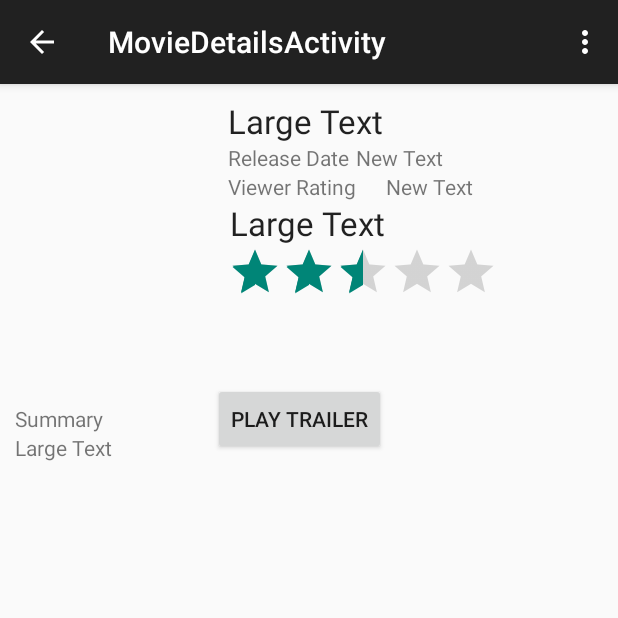
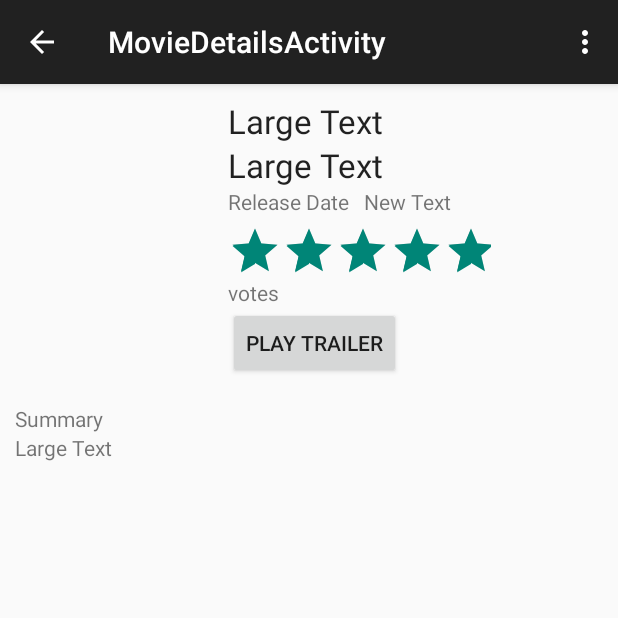
Before and after one commit to ndespain/MyMovies, an Android app: the MovieDetailsActivityFragment screen opened directly, with no data from a screen before it, on a phone screen of 412 x 824 dp, the top half of it. Run offline under Robolectric (Android 15) with nearby library versions, the phone set to English and light mode, and no system bars; our stand-ins replace Picasso; pictures from the network do not load; 13 statements that could not run were skipped.

Commit message:
Added more info to details

```diff
--- a/app/src/main/java/com/ndes/mymovies/MovieDetailsActivityFragment.java
+++ b/app/src/main/java/com/ndes/mymovies/MovieDetailsActivityFragment.java
@@ -11,6 +11,7 @@ import android.view.View;
 import android.view.ViewGroup;
 import android.widget.Button;
 import android.widget.ImageView;
+import android.widget.RatingBar;
 import android.widget.TextView;
 import android.widget.Toast;
 
@@ -110,6 +111,18 @@ public class MovieDetailsActivityFragment extends Fragment {
 //            mMovieData.setTrailers(movieData.getTrailers());
             Button button = (Button) getView().findViewById(R.id.trailer1);
 
+            TextView movieRating = (TextView) getView().findViewById(R.id.movieRating);
+            movieRating.setText(movieData.getRating());
+
+            TextView releaseDate = (TextView) getView().findViewById(R.id.releaseDate);
+            releaseDate.setText(movieData.getReleaseDate());
+
+            TextView voteCount = (TextView) getView().findViewById(R.id.viewerVoteCount);
+            voteCount.setText(movieData.getVoteAverage() + " / " + movieData.getVoteCount());
+
+            RatingBar ratingBar = (RatingBar) getView().findViewById(R.id.ratingBar);
+            ratingBar.setRating(movieData.getVoteAverage());
+
         }
 
         private String getExtraMovieInfo(String movieId) {
--- a/app/src/main/java/com/ndes/mymovies/MoviesActivityFragment.java
+++ b/app/src/main/java/com/ndes/mymovies/MoviesActivityFragment.java
@@ -165,7 +165,7 @@ public class MoviesActivityFragment extends Fragment {
                 for (int i = 0; i < moviesArray.length(); i++) {
                     JSONObject movieInfo = moviesArray.getJSONObject(i);
                     MovieData movie = new MovieData(movieInfo.getString(tmdb_movieId), movieInfo.getString(tmdb_title), movieInfo.getString(tmdb_overview), movieInfo.getString(tmdb_poster));
-                    movie.setVoteAverage(movieInfo.getDouble("vote_average"));
+                    movie.setVoteAverage((float) movieInfo.getDouble("vote_average"));
                     movie.setVoteCount(movieInfo.getInt("vote_count"));
 
                     movies[i] = movie;
--- a/app/src/main/java/com/ndes/mymovies/model/MovieData.java
+++ b/app/src/main/java/com/ndes/mymovies/model/MovieData.java
@@ -16,8 +16,8 @@ public class MovieData implements Serializable {
     private String imgSrc;
     private String releaseDate;
     private String rating;
-    private double voteAverage;
-    private double voteCount;
+    private float voteAverage;
+    private int voteCount;
     private List<Trailer> trailers;
 
     private final String BASE_IMAGE_URL = "http://image.tmdb.org/t/p/w185/";
@@ -104,19 +104,20 @@ public class MovieData implements Serializable {
         this.rating = rating;
     }
 
-    public double getVoteAverage() {
-        return voteAverage;
+    public float getVoteAverage() {
+        // voteAverage is out of ten. Return voteAverage divide by 2 so it will be base on max 5.
+        return voteAverage / 2;
     }
 
-    public void setVoteAverage(final double voteAverage) {
+    public void setVoteAverage(final float voteAverage) {
         this.voteAverage = voteAverage;
     }
 
-    public double getVoteCount() {
+    public int getVoteCount() {
         return voteCount;
     }
 
-    public void setVoteCount(final double voteCount) {
+    public void setVoteCount(final int voteCount) {
         this.voteCount = voteCount;
     }
 }
--- a/app/src/main/res/layout/fragment_movie_details.xml
+++ b/app/src/main/res/layout/fragment_movie_details.xml
@@ -37,21 +37,12 @@
         android:layout_gravity="center"
         android:layout_below="@+id/movieDescriptionLabel" />
 
-    <Button
-        android:layout_width="wrap_content"
-        android:layout_height="wrap_content"
-        android:text="@string/play_trailer"
-        android:id="@+id/trailer1"
-        android:layout_alignBaseline="@+id/movieDescriptionLabel"
-        android:layout_alignBottom="@+id/movieDescriptionLabel"
-        android:layout_toEndOf="@+id/moviePoster"/>
-
     <TextView
         android:layout_width="wrap_content"
         android:layout_height="wrap_content"
         android:text="@string/release_date"
         android:id="@+id/releaseDateLabel"
-        android:layout_below="@+id/movieTitle"
+        android:layout_below="@+id/movieRating"
         android:layout_toEndOf="@+id/moviePoster"
         android:layout_alignLeft="@+id/movieTitle"/>
 
@@ -61,56 +52,80 @@
         android:text="New Text"
         android:id="@+id/releaseDate"
         android:layout_alignTop="@+id/releaseDateLabel"
-        android:layout_toEndOf="@+id/textView3"/>
+        android:layout_toEndOf="@+id/releaseDateLabel"
+        android:layout_marginLeft="10dp"/>
 
-    <TextView
-        android:layout_width="wrap_content"
-        android:layout_height="wrap_content"
-        android:text="Viewer Rating"
-        android:id="@+id/textView3"
-        android:layout_below="@+id/releaseDate"
-        android:layout_toEndOf="@+id/moviePoster"
-        android:layout_alignLeft="@+id/movieTitle"/>
+    <!--<TextView-->
+        <!--android:layout_width="wrap_content"-->
+        <!--android:layout_height="wrap_content"-->
+        <!--android:text="Viewer Rating"-->
+        <!--android:id="@+id/viewRatingLabel"-->
+        <!--android:layout_below="@+id/releaseDate"-->
+        <!--android:layout_toEndOf="@+id/moviePoster"-->
+        <!--android:layout_alignLeft="@+id/movieTitle"/>-->
 
-    <TextView
-        android:layout_width="wrap_content"
-        android:layout_height="wrap_content"
-        android:text="New Text"
-        android:id="@+id/viewerRating"
-        android:layout_toEndOf="@+id/trailer1"
-        android:layout_alignBottom="@+id/textView3"
-        android:layout_below="@+id/releaseDate"/>
+    <!--<TextView-->
+        <!--android:layout_width="wrap_content"-->
+        <!--android:layout_height="wrap_content"-->
+        <!--android:text="New Text"-->
+        <!--android:id="@+id/viewerRating"-->
+        <!--android:layout_toEndOf="@+id/viewRatingLabel"-->
+        <!--android:layout_alignTop="@+id/viewRatingLabel"-->
+        <!--android:layout_below="@+id/releaseDate"-->
+        <!--android:layout_marginLeft="10dp"/>-->
 
     <TextView
         android:layout_width="wrap_content"
         android:layout_height="wrap_content"
         android:textAppearance="?android:attr/textAppearanceLarge"
         android:text="Large Text"
-        android:id="@+id/textView2"
-        android:layout_below="@+id/textView3"
-        android:layout_toStartOf="@+id/viewerRating"/>
+        android:id="@+id/movieRating"
+        android:layout_below="@+id/movieTitle"
+        android:layout_toEndOf="@+id/moviePoster"
+        android:layout_alignLeft="@+id/movieTitle"/>
 
 
     <LinearLayout
         android:layout_width="wrap_content"
         android:layout_height="wrap_content"
-        android:layout_below="@+id/textView2"
-        android:layout_alignStart="@+id/textView3"
-        >
+        android:layout_alignStart="@+id/movieTitle"
+        android:id="@+id/ratingLayout"
+        android:layout_below="@+id/releaseDate"
+        android:layout_toEndOf="@+id/moviePoster"
+        android:layout_alignLeft="@+id/movieTitle"
+        android:layout_marginTop="5dp"
+
+        android:orientation="vertical">
         <RatingBar
-            android:layout_width="180dp"
+            android:layout_width="175dp"
             android:layout_height="wrap_content"
             android:id="@+id/ratingBar"
             android:numStars="5"
-            style="@android:style/Widget.DeviceDefault.Light.RatingBar.Indicator"
-            android:rating="2.5"
+            style="?android:attr/ratingBarStyleIndicator"
+            android:rating="5"
             android:indeterminateOnly="false"
             android:outlineProvider="none"
             android:stepSize="0.1"
-            android:isIndicator="true"
-            android:layout_alignEnd="@+id/viewerRating"/>
+            android:isIndicator="true"/>
+        <TextView
+            android:layout_width="wrap_content"
+            android:layout_height="wrap_content"
+            android:text="votes"
+            android:id="@+id/viewerVoteCount"
+            />
 
     </LinearLayout>
 
+    <Button
+        android:layout_width="wrap_content"
+        android:layout_height="wrap_content"
+        android:text="@string/play_trailer"
+        android:id="@+id/trailer1"
+        android:layout_toEndOf="@+id/moviePoster"
+        android:layout_below="@+id/ratingLayout"
+        android:layout_alignLeft="@+id/movieTitle"/>
+
+
+
 
 </RelativeLayout>
```
